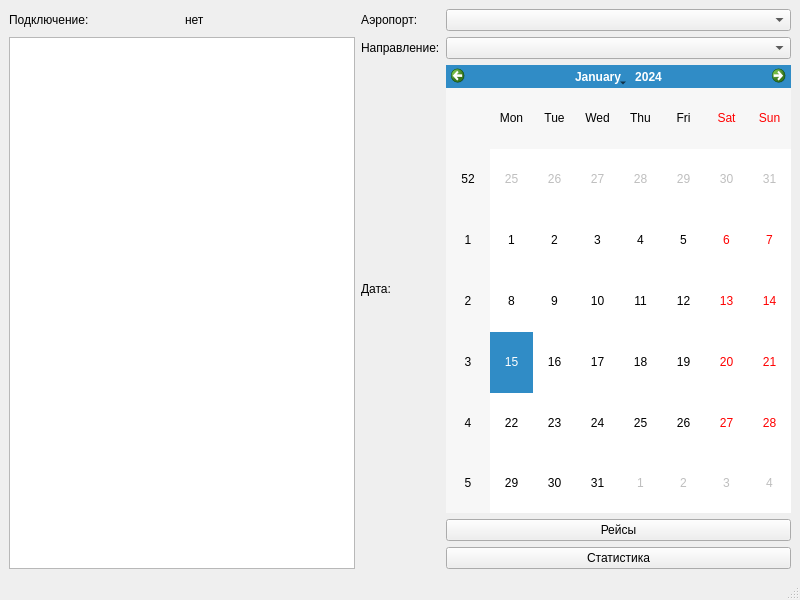
Above: airport_inspector/mainwindow.ui from tkvitko/study_cpp_qt before the change. Below: the same form after it.
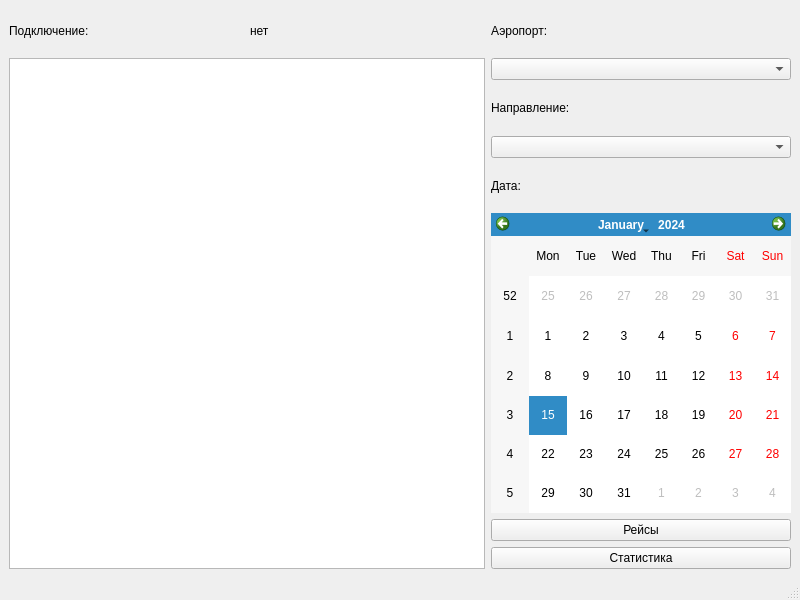
That is the form after the change.

Diff of the .ui file:
```diff
--- a/airport_inspector/mainwindow.ui
+++ b/airport_inspector/mainwindow.ui
@@ -15,17 +15,7 @@
   </property>
   <widget class="QWidget" name="centralwidget">
    <layout class="QGridLayout" name="gridLayout">
-    <item row="0" column="1">
-     <widget class="QLabel" name="l_airport">
-      <property name="text">
-       <string>Аэропорт:</string>
-      </property>
-      <property name="buddy">
-       <cstring>cb_airports</cstring>
-      </property>
-     </widget>
-    </item>
-    <item row="3" column="1">
+    <item row="4" column="3">
      <widget class="QLabel" name="l_date">
       <property name="text">
        <string>Дата:</string>
@@ -35,10 +25,10 @@
       </property>
      </widget>
     </item>
-    <item row="2" column="1">
-     <widget class="QLabel" name="l_direction">
+    <item row="0" column="3">
+     <widget class="QLabel" name="l_airport">
       <property name="text">
-       <string>Направление:</string>
+       <string>Аэропорт:</string>
       </property>
       <property name="buddy">
        <cstring>cb_directions</cstring>
@@ -63,7 +53,40 @@
       </item>
      </layout>
     </item>
+    <item row="1" column="3">
+     <widget class="QComboBox" name="cb_airports"/>
+    </item>
+    <item row="2" column="3">
+     <widget class="QLabel" name="l_direction">
+      <property name="text">
+       <string>Направление:</string>
+      </property>
+      <property name="buddy">
+       <cstring>cb_directions</cstring>
+      </property>
+     </widget>
+    </item>
+    <item row="1" column="0" rowspan="7">
+     <widget class="QTableView" name="tv_flights"/>
+    </item>
     <item row="5" column="3">
+     <widget class="QCalendarWidget" name="cw_date">
+      <property name="maximumSize">
+       <size>
+        <width>300</width>
+        <height>300</height>
+       </size>
+      </property>
+     </widget>
+    </item>
+    <item row="6" column="3">
+     <widget class="QPushButton" name="pb_flights">
+      <property name="text">
+       <string>Рейсы</string>
+      </property>
+     </widget>
+    </item>
+    <item row="7" column="3">
      <widget class="QPushButton" name="pb_statistics">
       <property name="text">
        <string>Статистика</string>
@@ -71,24 +94,8 @@
      </widget>
     </item>
     <item row="3" column="3">
-     <widget class="QCalendarWidget" name="cw_date"/>
-    </item>
-    <item row="2" column="0" rowspan="4">
-     <widget class="QTableView" name="tv_flights"/>
-    </item>
-    <item row="0" column="3">
-     <widget class="QComboBox" name="cb_airports"/>
-    </item>
-    <item row="2" column="3">
      <widget class="QComboBox" name="cb_directions"/>
     </item>
-    <item row="4" column="3">
-     <widget class="QPushButton" name="pb_flights">
-      <property name="text">
-       <string>Рейсы</string>
-      </property>
-     </widget>
-    </item>
    </layout>
   </widget>
   <widget class="QMenuBar" name="menubar">
```
Left out of the diff: 2 changed lines with no effect on the pictures.
